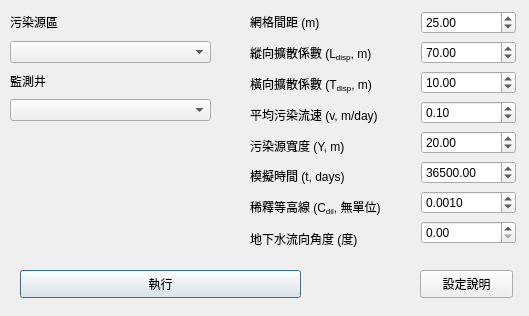
rationtai-byte/MEMO-QGIS-Plugin, file MemoModel_dialog_base.ui: the form before one commit.
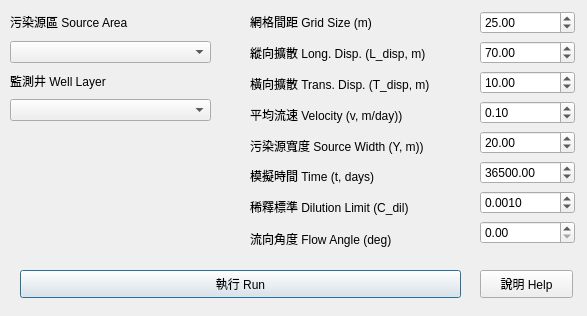
The form after the commit. Custom widgets are drawn as their Qt base class.

Commit message:
更新雙語說明
更新雙語說明

```diff
--- a/MemoModel_dialog_base.ui
+++ b/MemoModel_dialog_base.ui
@@ -6,7 +6,7 @@
    <rect>
     <x>0</x>
     <y>0</y>
-    <width>529</width>
+    <width>587</width>
     <height>316</height>
    </rect>
   </property>
@@ -18,33 +18,71 @@
     <rect>
      <x>20</x>
      <y>270</y>
-     <width>281</width>
+     <width>441</width>
      <height>28</height>
     </rect>
    </property>
    <property name="text">
-    <string>執行</string>
+    <string>執行 Run</string>
    </property>
   </widget>
   <widget class="QPushButton" name="btnHelp">
    <property name="geometry">
     <rect>
-     <x>420</x>
+     <x>480</x>
      <y>270</y>
      <width>93</width>
      <height>28</height>
     </rect>
    </property>
    <property name="text">
-    <string>設定說明</string>
+    <string>說明 Help</string>
    </property>
   </widget>
+  <widget class="QWidget" name="">
+   <property name="geometry">
+    <rect>
+     <x>10</x>
+     <y>10</y>
+     <width>201</width>
+     <height>111</height>
+    </rect>
+   </property>
+   <layout class="QGridLayout" name="gridLayout_2">
+    <item row="1" column="0">
+     <widget class="QgsMapLayerComboBox" name="combo_SourceLayer"/>
+    </item>
+    <item row="0" column="0">
+     <widget class="QLabel" name="label_7">
+      <property name="text">
+       <string>污染源區 Source Area</string>
+      </property>
+      <property name="textFormat">
+       <enum>Qt::RichText</enum>
+      </property>
+     </widget>
+    </item>
+    <item row="4" column="0">
+     <widget class="QgsMapLayerComboBox" name="combo_WellLayer"/>
+    </item>
+    <item row="2" column="0">
+     <widget class="QLabel" name="label_8">
+      <property name="text">
+       <string>監測井 Well Layer</string>
+      </property>
+      <property name="textFormat">
+       <enum>Qt::RichText</enum>
+      </property>
+     </widget>
+    </item>
+   </layout>
+  </widget>
   <widget class="QWidget" name="">
    <property name="geometry">
     <rect>
      <x>250</x>
      <y>10</y>
-     <width>164</width>
+     <width>208</width>
      <height>241</height>
     </rect>
    </property>
@@ -52,7 +90,7 @@
     <item row="0" column="0">
      <widget class="QLabel" name="label_10">
       <property name="text">
-       <string>網格間距 (m)</string>
+       <string>網格間距 Grid Size (m)</string>
       </property>
       <property name="textFormat">
        <enum>Qt::RichText</enum>
@@ -62,7 +100,7 @@
     <item row="1" column="0">
      <widget class="QLabel" name="label">
       <property name="text">
-       <string>縱向擴散係數 (L&lt;sub&gt;disp&lt;/sub&gt;, m)</string>
+       <string>縱向擴散 Long. Disp. (L_disp, m)</string>
       </property>
       <property name="textFormat">
        <enum>Qt::RichText</enum>
@@ -72,7 +110,7 @@
     <item row="2" column="0">
      <widget class="QLabel" name="label_2">
       <property name="text">
-       <string>橫向擴散係數 (T&lt;sub&gt;disp&lt;/sub&gt;, m)</string>
+       <string>橫向擴散 Trans. Disp. (T_disp, m)</string>
       </property>
       <property name="textFormat">
        <enum>Qt::RichText</enum>
@@ -82,7 +120,7 @@
     <item row="3" column="0">
      <widget class="QLabel" name="label_3">
       <property name="text">
-       <string>平均污染流速 (v, m/day)</string>
+       <string>平均流速 Velocity (v, m/day))</string>
       </property>
       <property name="textFormat">
        <enum>Qt::RichText</enum>
@@ -92,7 +130,7 @@
     <item row="4" column="0">
      <widget class="QLabel" name="label_4">
       <property name="text">
-       <string>污染源寬度 (Y, m)</string>
+       <string>污染源寬度 Source Width (Y, m))</string>
       </property>
       <property name="textFormat">
        <enum>Qt::RichText</enum>
@@ -102,7 +140,7 @@
     <item row="5" column="0">
      <widget class="QLabel" name="label_5">
       <property name="text">
-       <string>模擬時間 (t, days)</string>
+       <string>模擬時間 Time (t, days)</string>
       </property>
       <property name="textFormat">
        <enum>Qt::RichText</enum>
@@ -112,7 +150,7 @@
     <item row="6" column="0">
      <widget class="QLabel" name="label_6">
       <property name="text">
-       <string>稀釋等高線 (C&lt;sub&gt;dil&lt;/sub&gt;, 無單位)</string>
+       <string>稀釋標準 Dilution Limit (C_dil)</string>
       </property>
       <property name="textFormat">
        <enum>Qt::RichText</enum>
@@ -122,7 +160,7 @@
     <item row="7" column="0">
      <widget class="QLabel" name="label_9">
       <property name="text">
-       <string>地下水流向角度 (度)</string>
+       <string>流向角度 Flow Angle (deg)</string>
       </property>
      </widget>
     </item>
@@ -131,7 +169,7 @@
   <widget class="QWidget" name="">
    <property name="geometry">
     <rect>
-     <x>421</x>
+     <x>480</x>
      <y>10</y>
      <width>95</width>
      <height>243</height>
@@ -208,44 +246,6 @@
     </item>
    </layout>
   </widget>
-  <widget class="QWidget" name="">
-   <property name="geometry">
-    <rect>
-     <x>10</x>
-     <y>10</y>
-     <width>201</width>
-     <height>111</height>
-    </rect>
-   </property>
-   <layout class="QGridLayout" name="gridLayout_2">
-    <item row="1" column="0">
-     <widget class="QgsMapLayerComboBox" name="combo_SourceLayer"/>
-    </item>
-    <item row="0" column="0">
-     <widget class="QLabel" name="label_7">
-      <property name="text">
-       <string>污染源區</string>
-      </property>
-      <property name="textFormat">
-       <enum>Qt::RichText</enum>
-      </property>
-     </widget>
-    </item>
-    <item row="4" column="0">
-     <widget class="QgsMapLayerComboBox" name="combo_WellLayer"/>
-    </item>
-    <item row="2" column="0">
-     <widget class="QLabel" name="label_8">
-      <property name="text">
-       <string>監測井</string>
-      </property>
-      <property name="textFormat">
-       <enum>Qt::RichText</enum>
-      </property>
-     </widget>
-    </item>
-   </layout>
-  </widget>
  </widget>
  <customwidgets>
   <customwidget>
```
The commit also changes 3 other files.
